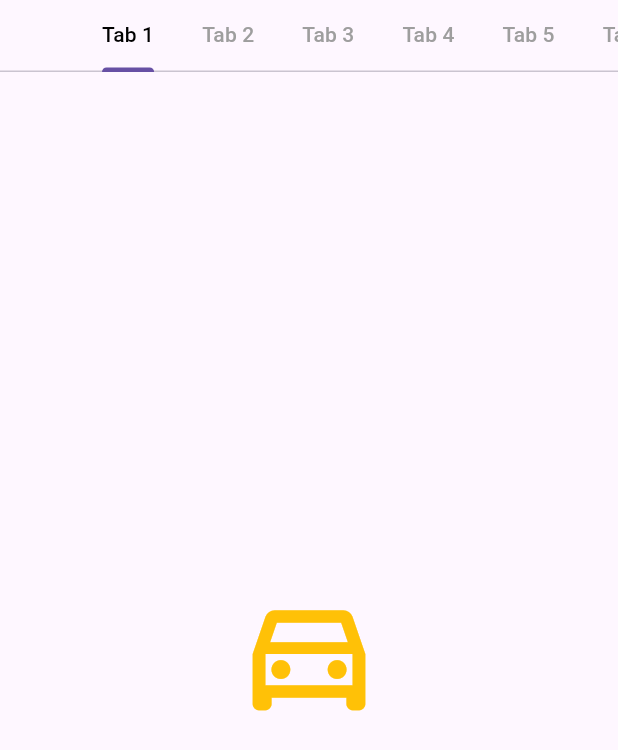
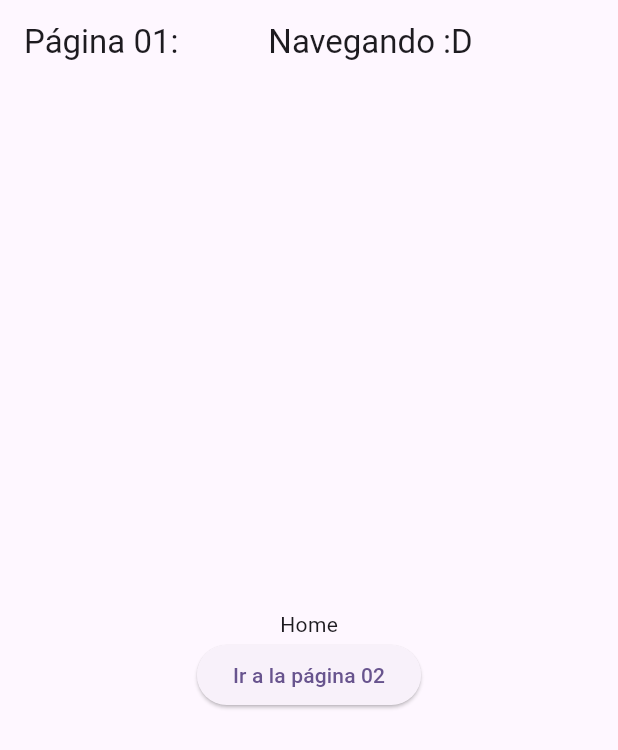
Before and after one commit to eduardohuacac/guia3, a Flutter app: the screen it shows after launch, on a phone screen of 412 x 824 dp. Shown: the top 750 px of the screen. Run offline on Flutter 3.47's test engine with Material 3 defaults, Android fonts, the phone set to English and light mode, and no system bars.

Commit message:
Actividad 3

```diff
--- a/lib/main.dart
+++ b/lib/main.dart
@@ -1,22 +1,57 @@
 /*AUTOR: Eduardo Huacac Rozas*/
 
 import 'package:flutter/material.dart';
-import 'package:guia3/screens/tabs_screen.dart';
+import 'package:guia3/pages/pagina02.dart';
 
 void main() {
-  runApp(const Myapp());
+  runApp(const MyApp());
 }
 
-class Myapp extends StatelessWidget {
-  const Myapp({super.key});
+class MyApp extends StatelessWidget {
+  const MyApp({super.key});
 
   @override
   Widget build(BuildContext context) {
     return MaterialApp(
-      debugShowCheckedModeBanner: false,
-      title: 'Material App',
-      initialRoute: 'tabs',
-      routes: {'tabs': (context) => const TabsScreen()},
+      title: 'Flutter Demo',
+      theme: ThemeData(
+        colorScheme: ColorScheme.fromSeed(seedColor: Colors.deepPurple),
+        useMaterial3: true,
+      ),
+      home: const MyHomePage(title: 'Página 01:           Navegando :D'),
     );
   }
 }
+
+class MyHomePage extends StatefulWidget {
+  const MyHomePage({super.key, required this.title});
+
+  final String title;
+
+  @override
+  State<MyHomePage> createState() => _MyHomePageState();
+}
+
+class _MyHomePageState extends State<MyHomePage> {
+  @override
+  Widget build(BuildContext context) {
+    return Scaffold(
+      appBar: AppBar(title: Text(widget.title)),
+      body: Center(
+        child: Column(
+          mainAxisAlignment: MainAxisAlignment.center,
+          children: <Widget>[
+            Text('Home'),
+            ElevatedButton(
+              child: Text("Ir a la página 02"),
+              onPressed: () => (Navigator.push(
+                context,
+                MaterialPageRoute(builder: (context) => Pagina02()),
+              )),
+            ),
+          ],
+        ),
+      ),
+    );
+  }
+}
--- /dev/null
+++ b/lib/pages/pagina02.dart
@@ -0,0 +1,23 @@
+import 'package:flutter/material.dart';
+
+class Pagina02 extends StatelessWidget {
+  const Pagina02({super.key});
+
+  @override
+  Widget build(BuildContext context) {
+    return Scaffold(
+      appBar: AppBar(title: Text("Estas en la página 02")),
+      body: Padding(
+        padding: const EdgeInsets.all(20),
+        child: Column(
+          children: [
+            Text(
+              "Hola !",
+              style: TextStyle(fontSize: 25, fontWeight: FontWeight.bold),
+            ),
+          ],
+        ),
+      ),
+    );
+  }
+}
--- a/lib/screens/tabs_screen.dart
+++ /dev/null
@@ -1,59 +0,0 @@
-import 'package:flutter/material.dart';
-
-class TabsScreen extends StatelessWidget {
-  const TabsScreen({super.key});
-
-  @override
-  Widget build(BuildContext context) {
-    return DefaultTabController(
-      length: 4,
-      child: Scaffold(
-        body: SafeArea(
-          child: Column(
-            children: const [
-              TabBar(
-                isScrollable: true,
-                labelColor: Colors.black,
-                unselectedLabelColor: Colors.grey,
-                tabs: [
-                  Tab(text: 'Tab 1'),
-                  Tab(text: 'Tab 2'),
-                  Tab(text: 'Tab 3'),
-                  Tab(text: 'Tab 4'),
-                  Tab(text: 'Tab 5'),
-                  Tab(text: 'Tab 6'),
-                  Tab(text: 'Tab 7'),
-                  Tab(text: 'Tab 8'),
-                  Tab(text: 'Tab 9'),
-                  Tab(text: 'Tab 10'),
-                ],
-              ),
-              Expanded(
-                child: TabBarView(
-                  children: [
-                    Icon(
-                      Icons.directions_car_outlined,
-                      size: 100,
-                      color: Colors.amber,
-                    ),
-                    Icon(
-                      Icons.directions_transit_filled_outlined,
-                      size: 100,
-                      color: Colors.blueAccent,
-                    ),
-                    Icon(
-                      Icons.directions_bike_sharp,
-                      size: 100,
-                      color: Colors.deepOrangeAccent,
-                    ),
-                    Icon(Icons.directions_walk, size: 100, color: Colors.teal),
-                  ],
-                ),
-              ),
-            ],
-          ),
-        ),
-      ),
-    );
-  }
-}
```
